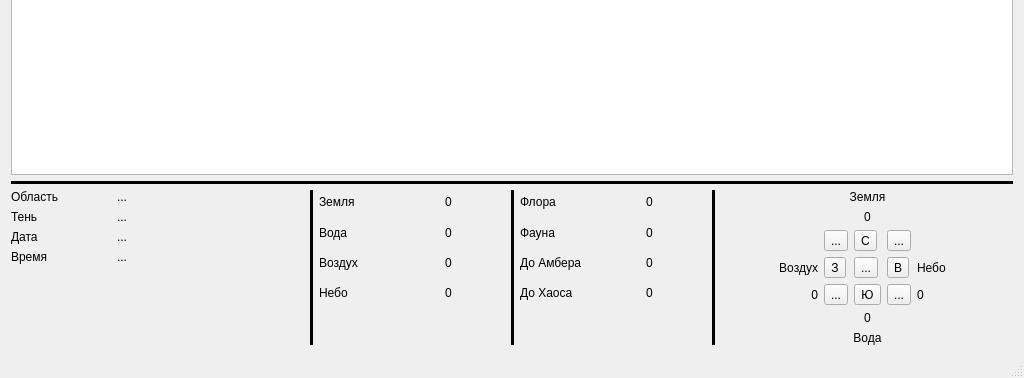
The window that AmberUI/shadowsview.ui (graninas/Amber) describes before a commit, drawn with Qt 5; both pictures show x 0 to 1024 and y 390 to 768 of the 1024 by 768 pixel window.
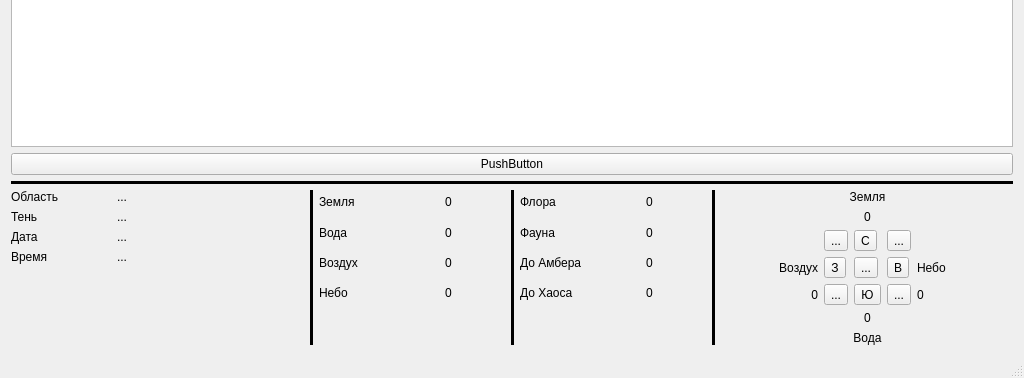
The same window after the commit. Icons and pictures are not drawn.

Patch:
```diff
--- a/AmberUI/shadowsview.ui
+++ b/AmberUI/shadowsview.ui
@@ -40,6 +40,13 @@
       </property>
      </widget>
     </item>
+    <item>
+     <widget class="QPushButton" name="pushButton">
+      <property name="text">
+       <string>PushButton</string>
+      </property>
+     </widget>
+    </item>
     <item>
      <widget class="Line" name="line_5">
       <property name="frameShadow">
```
Left out of the diff: 16 changed lines with no effect on the pictures.
